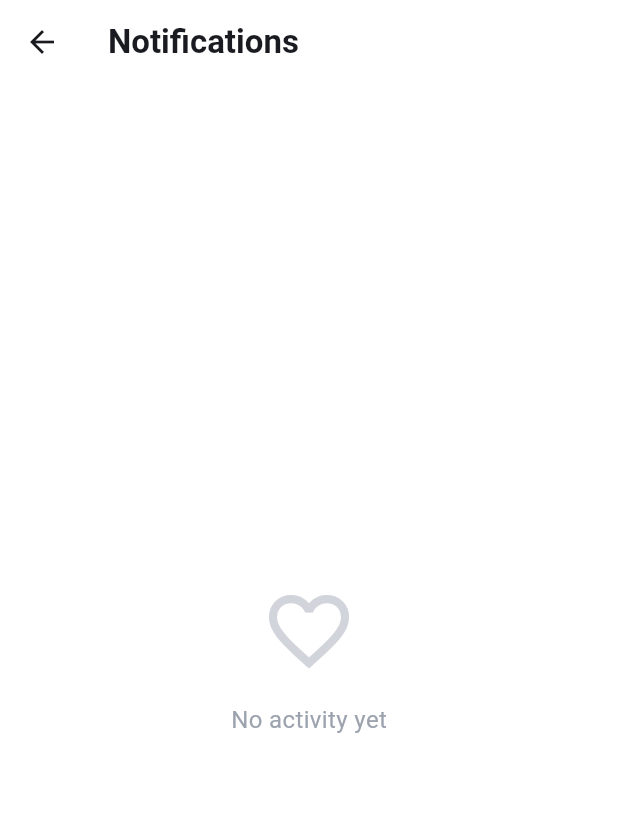
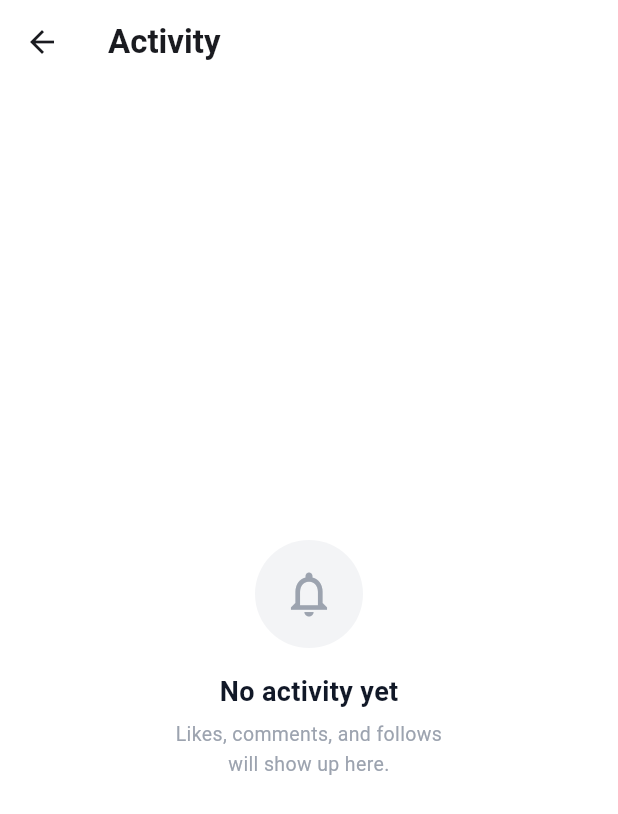
Before and after one commit to jayraldtajanlangit/Pulso, a Flutter app: the ActivityScreen screen opened directly, on a phone screen of 412 x 824 dp. Shown: the top 814 px of the screen. Run offline on Flutter 3.47's test engine with Material 3 defaults, Android fonts, the phone set to English and light mode, and no system bars; our stand-ins replace cached_network_image, flutter_riverpod, image_picker, supabase_flutter; accounts and stored records are empty.

Commit message:
feat: wire up bookmark toggle, activity empty state, and explore search
- Bookmark icon on PostCard toggles locally via StatefulWidget (_BookmarkButton)
- ActivityScreen shows improved empty state placeholder
- ExploreScreen search field now filters posts client-side by caption, username, and display name
- Fix test fakes to match evolved PostRepository, FollowRepository, and ImagePickerService interfaces
- Fix post_controller error message and uploadPostImages flag tracking
- Add postImagePreview/removeImageButton keys to multi-image picker widget
- Add ensureVisible before like button tap in post_card_test (card exceeds test viewport)

```diff
--- a/lib/post/post_controller.dart
+++ b/lib/post/post_controller.dart
@@ -259,7 +259,7 @@ class PostController extends Notifier<PostState> {
     final trimmed = caption.trim();
     if (state.pendingImages.isEmpty) {
       state = state.copyWith(
-        errorMessage: 'Please choose at least one image.',
+        errorMessage: 'Please choose an image for your post.',
       );
       return;
     }
--- a/lib/screens/activity_screen.dart
+++ b/lib/screens/activity_screen.dart
@@ -11,27 +11,58 @@ class ActivityScreen extends StatelessWidget {
         backgroundColor: Colors.white,
         elevation: 0,
         title: const Text(
-          'Notifications',
+          'Activity',
           style: TextStyle(fontWeight: FontWeight.w700),
         ),
         centerTitle: false,
       ),
-      body: const Center(
-        child: Column(
-          mainAxisSize: MainAxisSize.min,
-          children: [
-            Icon(
-              Icons.favorite_border,
-              size: 64,
-              color: Color(0xFFD1D5DB),
+      body: const _EmptyActivity(),
+    );
+  }
+}
+
+class _EmptyActivity extends StatelessWidget {
+  const _EmptyActivity();
+
+  @override
+  Widget build(BuildContext context) {
+    return Center(
+      child: Column(
+        mainAxisSize: MainAxisSize.min,
+        children: [
+          Container(
+            width: 72,
+            height: 72,
+            decoration: BoxDecoration(
+              color: const Color(0xFFF3F4F6),
+              borderRadius: BorderRadius.circular(36),
             ),
-            SizedBox(height: 16),
-            Text(
-              'No activity yet',
-              style: TextStyle(color: Color(0xFF9CA3AF), fontSize: 16),
+            child: const Icon(
+              Icons.notifications_none_outlined,
+              size: 36,
+              color: Color(0xFF9CA3AF),
             ),
-          ],
-        ),
+          ),
+          const SizedBox(height: 16),
+          const Text(
+            'No activity yet',
+            style: TextStyle(
+              fontWeight: FontWeight.w600,
+              fontSize: 18,
+              color: Color(0xFF111827),
+            ),
+          ),
+          const SizedBox(height: 6),
+          const Text(
+            'Likes, comments, and follows\nwill show up here.',
+            textAlign: TextAlign.center,
+            style: TextStyle(
+              fontSize: 13,
+              color: Color(0xFF9CA3AF),
+              height: 1.5,
+            ),
+          ),
+        ],
       ),
     );
   }
--- a/lib/screens/post_creation_screen.dart
+++ b/lib/screens/post_creation_screen.dart
@@ -157,6 +157,7 @@ class _MultiImagePicker extends StatelessWidget {
               }
 
               return Stack(
+                key: i == 0 ? const Key('postImagePreview') : null,
                 children: [
                   ClipRRect(
                     borderRadius: BorderRadius.circular(10),
@@ -174,6 +175,7 @@ class _MultiImagePicker extends StatelessWidget {
                     top: 4,
                     right: 4,
                     child: GestureDetector(
+                      key: i == 0 ? const Key('removeImageButton') : null,
                       onTap: () => onRemove(i),
                       child: const CircleAvatar(
                         backgroundColor: Colors.black54,
```
Also changed, not shown: lib/screens/explore_screen.dart (+25 -5 lines), lib/widgets/post_card.dart (+34 -6 lines), 7 other files.
